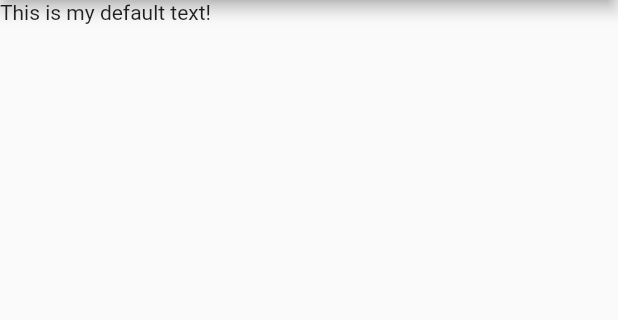
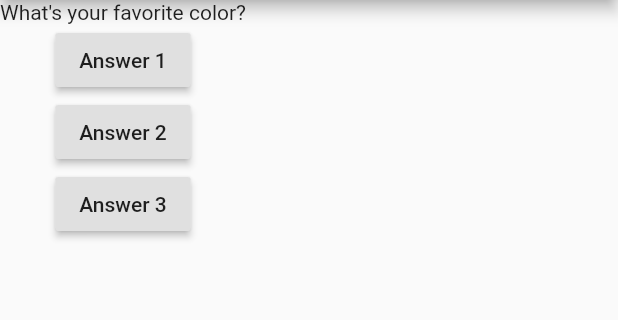
Before and after one commit to JohnJBarrett22/Udemy-Flutter-Course, a Flutter app: the screen it shows after launch, on a phone screen of 412 x 824 dp, the part 84-404 px from its top. Run offline on Flutter 3.47's test engine with Material 2 defaults, Android fonts, the phone set to English and light mode, and no system bars.

Commit message:
Added buttons and several widgets within widgets to fully understand the tress structure

```diff
--- a/first_app/lib/main.dart
+++ b/first_app/lib/main.dart
@@ -3,14 +3,43 @@ import 'package:flutter/material.dart';
 void main() => runApp(MyApp());
 
 class MyApp extends StatelessWidget {
+  var questionIndex = 0;
+
+  void answerQuestion() {
+    questionIndex = questionIndex + 1;
+    print(questionIndex);
+  }
+
   @override
   Widget build(BuildContext ctx) {
+    var questions = [
+      'What\'s your favorite color?',
+      'What\'s your favorite animal>'
+    ];
     return MaterialApp(
       home: Scaffold(
         appBar: AppBar(
           title: Text('My First App'),
         ),
-        body: Text('This is my default text!'),
+        body: Column(
+          children: [
+            Text(
+              questions[questionIndex],
+            ),
+            RaisedButton(
+              child: Text('Answer 1'),
+              onPressed: answerQuestion,
+            ),
+            RaisedButton(
+              child: Text('Answer 2'),
+              onPressed: answerQuestion,
+            ),
+            RaisedButton(
+              child: Text('Answer 3'),
+              onPressed: answerQuestion,
+            ),
+          ],
+        ),
       ),
     );
   }
```
